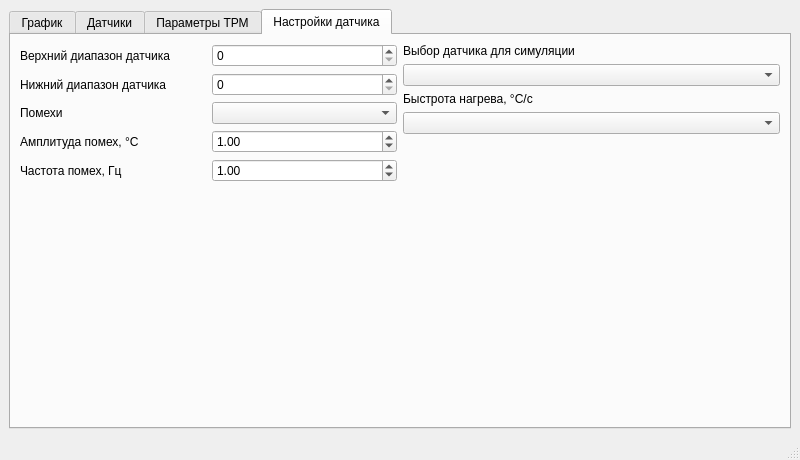
Before: the Qt Designer form src/dissertation_gui/main_window.ui in Marik28/dissertation, drawn with Qt 5.
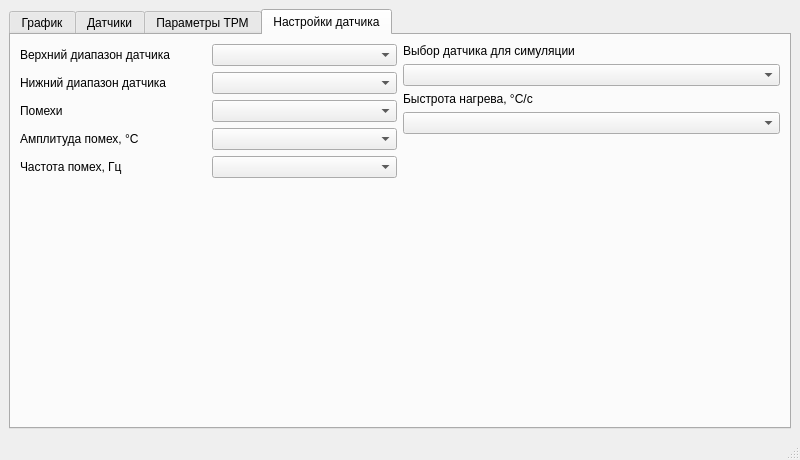
After: the same form once the commit is applied. The open tabs and pages were chosen to show the change. Custom widgets are drawn as their Qt base class.

```diff
--- a/src/dissertation_gui/main_window.ui
+++ b/src/dissertation_gui/main_window.ui
@@ -265,7 +265,7 @@
                </widget>
               </item>
               <item>
-               <widget class="QSpinBox" name="uas_max_temp"/>
+               <widget class="QComboBox" name="uas_max_temp"/>
               </item>
              </layout>
             </item>
@@ -279,7 +279,7 @@
                </widget>
               </item>
               <item>
-               <widget class="QSpinBox" name="uas_min_temp"/>
+               <widget class="QComboBox" name="uas_min_temp"/>
               </item>
              </layout>
             </item>
@@ -310,20 +310,7 @@
                </widget>
               </item>
               <item>
-               <widget class="QDoubleSpinBox" name="interference_amplitude_spin_box">
-                <property name="minimum">
-                 <double>0.100000000000000</double>
-                </property>
-                <property name="maximum">
-                 <double>10.000000000000000</double>
-                </property>
-                <property name="singleStep">
-                 <double>0.100000000000000</double>
-                </property>
-                <property name="value">
-                 <double>1.000000000000000</double>
-                </property>
-               </widget>
+               <widget class="QComboBox" name="interference_amplitude_combo_box"/>
               </item>
              </layout>
             </item>
@@ -340,20 +327,7 @@
                </widget>
               </item>
               <item>
-               <widget class="QDoubleSpinBox" name="interference_frequency_spin_box">
-                <property name="minimum">
-                 <double>0.100000000000000</double>
-                </property>
-                <property name="maximum">
-                 <double>10.000000000000000</double>
-                </property>
-                <property name="singleStep">
-                 <double>0.100000000000000</double>
-                </property>
-                <property name="value">
-                 <double>1.000000000000000</double>
-                </property>
-               </widget>
+               <widget class="QComboBox" name="interference_frequency_combo_box"/>
               </item>
              </layout>
             </item>
```
Left out of the diff: 2 changed lines with no effect on the pictures.
